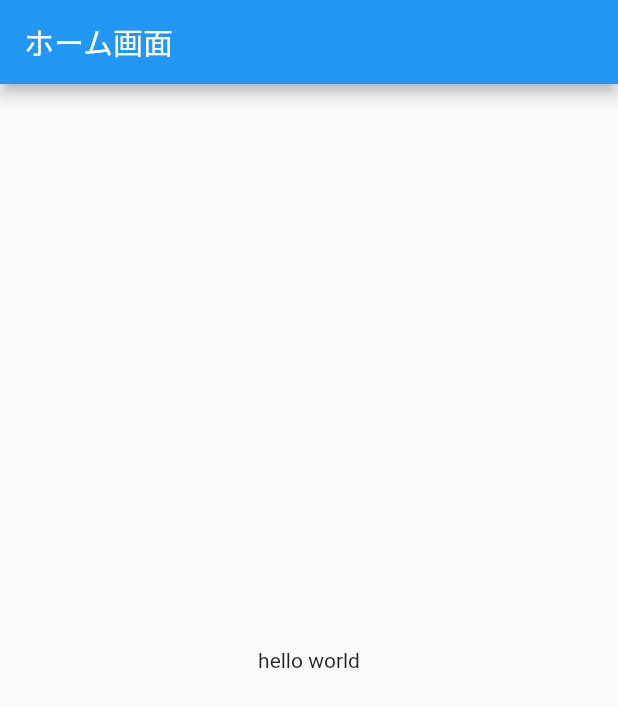
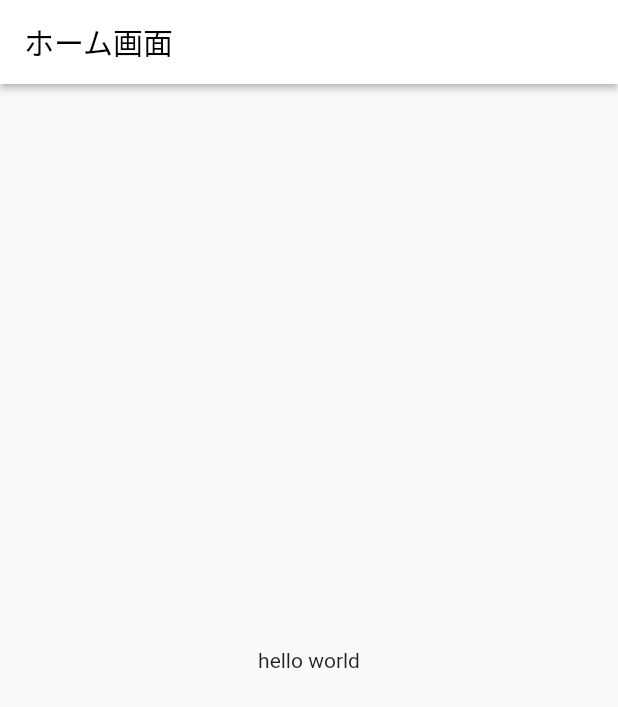
Before and after one commit to murakamiren/cw-mobile-app, a Flutter app: the screen it shows after launch, on a phone screen of 412 x 824 dp. Shown: the top 707 px of the screen. Run offline on Flutter 3.47's test engine with Material 2 defaults, Android fonts, the phone set to English and light mode, and no system bars; our stand-ins replace flutter_hooks.

Commit message:
custom material color

```diff
--- a/lib/main.dart
+++ b/lib/main.dart
@@ -1,3 +1,4 @@
+import 'package:cw_mobile_app/models/color.dart';
 import 'package:cw_mobile_app/views/home.dart';
 import 'package:flutter/material.dart';
 
@@ -15,7 +16,8 @@ class MyApp extends StatelessWidget {
       debugShowCheckedModeBanner: false,
       title: 'Flutter Demo',
       theme: ThemeData(
-        primarySwatch: Colors.blue,
+        primarySwatch: CustomColor.primaryColor,
+        // primaryColor: Colors.white,
       ),
       home: HomeView(),
     );
--- /dev/null
+++ b/lib/models/color.dart
@@ -0,0 +1,20 @@
+import 'package:flutter/material.dart';
+
+class CustomColor {
+  static const int _primaryValue = 0xFFFFFFFF;
+  static const MaterialColor primaryColor = MaterialColor(
+    _primaryValue,
+    <int, Color>{
+      50: Color(0xFFFFFFFF),
+      100: Color(0xFFFFFFFF),
+      200: Color(0xFFFFFFFF),
+      300: Color(0xFFFFFFFF),
+      400: Color(0xFFFFFFFF),
+      500: Color(_primaryValue),
+      600: Color(0xFFFFFFFF),
+      700: Color(0xFFFFFFFF),
+      800: Color(0xFFFFFFFF),
+      900: Color(0xFFFFFFFF),
+    },
+  );
+}
--- a/lib/views/home.dart
+++ b/lib/views/home.dart
@@ -7,6 +7,7 @@ class HomeView extends HookWidget {
     return Scaffold(
       appBar: AppBar(
         title: const Text("ホーム画面"),
+        elevation: 2,
       ),
       body: Center(
         child: Text("hello world"),
```
